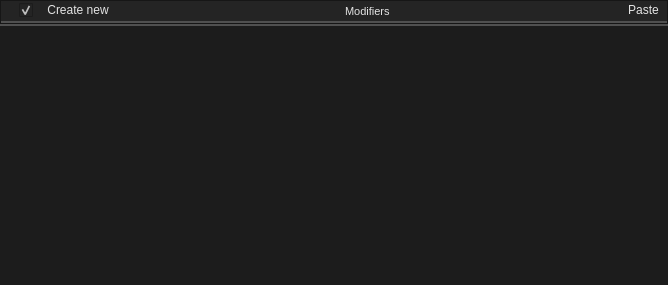
This is src/editors/smartprop_editor/properties_group_frame.ui in dertwist/Hammer5Tools as Qt 5 draws it before an edit. The edited form follows.
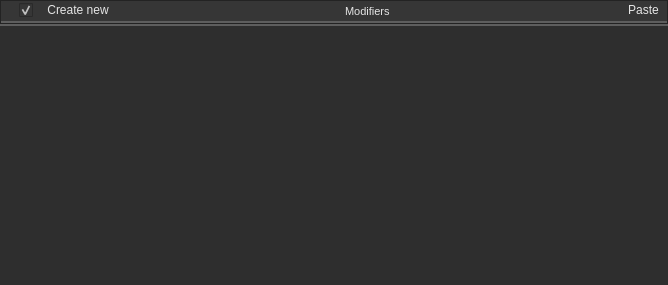
This is the edited form. Icons and pictures are not drawn.

The edit to the form file:
```diff
--- a/src/editors/smartprop_editor/properties_group_frame.ui
+++ b/src/editors/smartprop_editor/properties_group_frame.ui
@@ -17,7 +17,7 @@
    <string>Form</string>
   </property>
   <property name="styleSheet">
-   <string notr="true">background-color: #1C1C1C;</string>
+   <string notr="true">background-color: #2e2e2e;</string>
   </property>
   <layout class="QVBoxLayout" name="verticalLayout">
    <property name="spacing">
@@ -71,13 +71,13 @@
          <string notr="true">image: url(:/icons/more_vert.png);
 padding-left: 3px;
 padding-right: 3px;
-    border: 2px solid #CCCCCC;
+    border: 2px solid #d0d0d0;
 	border-top: 0px;
 	border-left: 0px;
 	border-right: 0px;
-    border-color: rgba(80, 80, 80, 255);
+    border-color: rgba(94, 94, 94, 255);
     border-radius: 0px;
-background-color: #242424;</string>
+background-color: #363636;</string>
         </property>
         <property name="text">
          <string/>
@@ -106,12 +106,12 @@
     font: 700 10pt &quot;Segoe UI&quot;;
     border: 2px solid black;
     border-radius: 0px;
-    border-color: rgba(80, 80, 80, 255);
+    border-color: rgba(94, 94, 94, 255);
     height:14px;
     padding-top: 2px;
     padding-bottom:4px;
-    color: #E3E3E3;
-background-color: #242424;
+    color: #e5e5e5;
+background-color: #363636;
     padding-left: 4px;
 }
 QCheckBox:hover {
@@ -144,17 +144,17 @@
     font: 580 8pt &quot;Segoe UI&quot;;
     border: 2px solid black;
     border-radius: 0px;
-    border-color: rgba(80, 80, 80, 255);
+    border-color: rgba(94, 94, 94, 255);
 	border-top:0px;
 border-left:0px;
 border-right:0px;
     height:14px;
     padding-top: 2px;
     padding-bottom:4px;
-	background-color: #242424;
+	background-color: #363636;
     padding-left: 8px;
 	padding-right: 8px;
-	color: #E3E3E3;
+	color: #e5e5e5;
 }
 
 QPushButton:hover {
@@ -201,11 +201,11 @@
     border-top: 0px;
     border-left: 0px;
     border-right: 0px;
-    border-bottom: 2px solid rgba(80, 80, 80, 255);
+    border-bottom: 2px solid rgba(94, 94, 94, 255);
     border-radius: 0px;
     padding: 2px;
-    color: #E3E3E3;
-    background-color: #242424;
+    color: #e5e5e5;
+    background-color: #363636;
 }
 
 QLineEdit:focus {
@@ -213,7 +213,7 @@
 }
 
 QLineEdit::selection {
-    background-color: #414956;
+    background-color: #515965;
     color: white;
 }</string>
         </property>
@@ -242,17 +242,17 @@
     font: 580 8pt &quot;Segoe UI&quot;;
     border: 2px solid black;
     border-radius: 0px;
-    border-color: rgba(80, 80, 80, 255);
+    border-color: rgba(94, 94, 94, 255);
 	border-top:0px;
 border-left:0px;
 border-right:0px;
     height:14px;
     padding-top: 2px;
     padding-bottom:4px;
-	background-color: #242424;
+	background-color: #363636;
     padding-left: 8px;
 	padding-right: 8px;
-	color: #E3E3E3;
+	color: #e5e5e5;
 }
 
 QPushButton:hover {
@@ -293,7 +293,7 @@
    <item>
     <widget class="QFrame" name="frame_layout">
      <property name="styleSheet">
-      <string notr="true">QFrame#frame_layout { border: 0px; border-top: 2px solid rgba(80, 80, 80, 255); }</string>
+      <string notr="true">QFrame#frame_layout { border: 0px; border-top: 2px solid rgba(94, 94, 94, 255); }</string>
      </property>
      <property name="focusPolicy">
       <enum>Qt::FocusPolicy::StrongFocus</enum>
```
Left out of the diff: 20 changed lines with no effect on the pictures.
